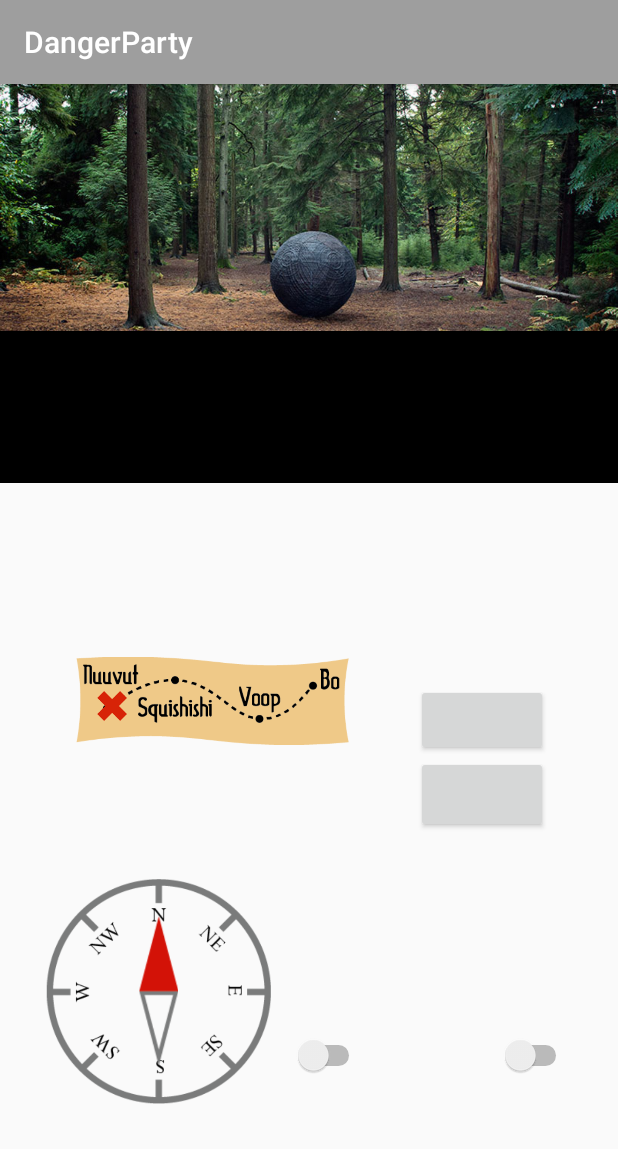
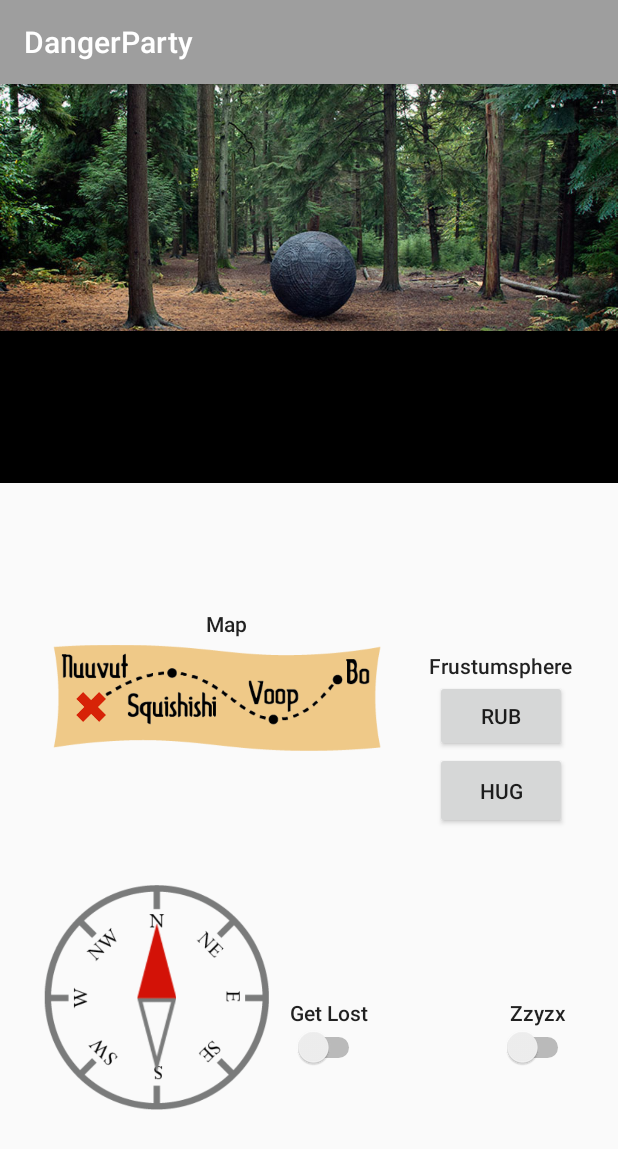
Before and after one commit to cathywang2748/DangerParty, an Android app: the GameActivity screen opened directly, with no data from a screen before it, on a phone screen of 412 x 824 dp. Shown: the top 1149 px of the screen. Run offline under Robolectric (Android 15) with nearby library versions, the phone set to English and light mode, and no system bars; 10 statements that could not run were skipped.

Commit message:
Merge branch 'master' of /Users/Cole/AndroidStudioProjects/DangerParty with conflicts.

```diff
--- a/app/src/main/AndroidManifest.xml
+++ b/app/src/main/AndroidManifest.xml
@@ -4,9 +4,9 @@
 
     <application
         android:allowBackup="true"
-        android:icon="@mipmap/ic_launcher"
+        android:icon="@drawable/app_skull_icon"
         android:label="@string/app_name"
-        android:roundIcon="@mipmap/ic_launcher_round"
+        android:roundIcon="@drawable/app_skull_icon_round"
         android:supportsRtl="true"
         android:theme="@style/AppTheme">
         <activity android:name="com.kaplanteam.cathy.dangerparty.SignInActivity">
--- a/app/src/main/java/com/kaplanteam/cathy/dangerparty/GameActivity.java
+++ b/app/src/main/java/com/kaplanteam/cathy/dangerparty/GameActivity.java
@@ -16,12 +16,14 @@ import java.util.ArrayList;
  * Created by Cole on 3/22/18.
  */
 
-public class GameActivity extends AppCompatActivity {
+public class GameActivity extends AppCompatActivity implements View.OnClickListener, View.OnTouchListener {
+    private double angle;
     private TextSwitcher textSw;
     private TextView introText, textSwTextView;
     private int ii;
     private ArrayList<String> intro;
 
+    @SuppressLint("ClickableViewAccessibility")
     protected void onCreate(Bundle savedInstanceState) {
         super.onCreate(savedInstanceState);
         setContentView(R.layout.level1a); //later change to if statement or something
@@ -56,6 +58,14 @@ public class GameActivity extends AppCompatActivity {
             }
         };
 
+        final ImageView needle = findViewById(R.id.imageView_compass_needle);
+        angle = 0;
+        needle.setRotation((float)angle);
+        needle.setOnTouchListener(this);
+
+        wireWidgets();
+        setOnClickListeners();
+
     }
 
     private void setIntro() {
@@ -67,4 +77,59 @@ public class GameActivity extends AppCompatActivity {
                 "and work as a team to get out.");
         intro.add(5,"Are you ready?");
     }
+
+    private void wireWidgets() {
+
+    }
+
+    private void setOnClickListeners() {
+
+    }
+
+    @Override
+    public void onClick(View view) {
+
+    }
+
+    @Override
+    public boolean onTouch(View view, MotionEvent motionEvent) {
+        int action = MotionEventCompat.getActionMasked(motionEvent);
+
+        if(view.getId() == R.id.imageView_compass_needle){
+            switch(action) {
+                case (MotionEvent.ACTION_DOWN) :
+                    Log.d("Motion Event: ","Action was DOWN");
+                    return true;
+                case (MotionEvent.ACTION_MOVE) :
+                    float ivposx =  (view.getBottom() - view.getTop()) /2 - 75;
+                    float ivposy = (view.getRight() - view.getLeft()) /2 + 80;
+                    float me = motionEvent.getY();
+                    float x = motionEvent.getX() - ivposx;
+                    float y = ivposy - motionEvent.getY();
+                    if(x!=0){
+                        double theta = Math.atan(y/x);
+                        theta = theta * 180/Math.PI;
+                        if(x < 0){theta -= 180;}
+                        theta = 90 - theta;
+                        angle = theta + angle;
+                        view.setRotation((float)angle);
+                    }
+                    return true;
+                case (MotionEvent.ACTION_UP) :
+                    angle = Math.round(angle/45)*45;
+                    view.setRotation((float)angle);
+
+                    Log.d("Motion Event: ","Action was UP");
+                    return true;
+                default :
+                    return false;
+            }
+        }
+        else if (view.getId() == R.id.imageView_x){
+
+            return true;
+        }
+        else
+            return false;
+    }
 }
--- a/app/src/main/java/com/kaplanteam/cathy/dangerparty/SignInActivity.java
+++ b/app/src/main/java/com/kaplanteam/cathy/dangerparty/SignInActivity.java
@@ -5,6 +5,7 @@ import android.os.Bundle;
 import android.support.v7.app.AppCompatActivity;
 import android.util.Log;
 import android.view.View;
+import android.widget.TextView;
 
 import com.google.android.gms.auth.api.signin.GoogleSignIn;
 import com.google.android.gms.auth.api.signin.GoogleSignInAccount;
@@ -35,6 +36,19 @@ public class SignInActivity extends AppCompatActivity implements View.OnClickLis
         signInButton.setOnClickListener(this);
         // Build a GoogleSignInClient with the options specified by gso.
         c = GoogleSignIn.getClient(this, gso);
+
+        skipToGame();
+    }
+
+    private void skipToGame() {
+        TextView title = findViewById(R.id.textView_title);
+        title.setOnClickListener(new View.OnClickListener() {
+            @Override
+            public void onClick(View view) {
+                Intent i = new Intent(SignInActivity.this, GameActivity.class);
+                startActivity(i);
+            }
+        });
     }
 
     @Override
--- a/app/src/main/res/layout/level1a.xml
+++ b/app/src/main/res/layout/level1a.xml
@@ -76,30 +76,29 @@
             android:id="@+id/textView2"
             android:layout_width="wrap_content"
             android:layout_height="wrap_content"
+            android:text="Frustumsphere"
             android:textAppearance="@style/TextAppearance.AppCompat.Body2"
             app:layout_constraintEnd_toEndOf="parent"
             app:layout_constraintStart_toStartOf="parent"
-            app:layout_constraintTop_toTopOf="parent"
-            tools:text="Frustumsphere" />
+            app:layout_constraintTop_toTopOf="parent" />
 
         <Button
             android:id="@+id/button2B"
             android:layout_width="wrap_content"
             android:layout_height="51dp"
+            android:text="Hug"
             app:layout_constraintEnd_toEndOf="@+id/button2A"
             app:layout_constraintStart_toStartOf="@+id/button2A"
-            app:layout_constraintTop_toBottomOf="@+id/button2A"
-            tools:text="Hug" />
+            app:layout_constraintTop_toBottomOf="@+id/button2A" />
 
         <Button
             android:id="@+id/button2A"
             android:layout_width="wrap_content"
             android:layout_height="wrap_content"
-            android:layout_marginTop="8dp"
+            android:text="Rub"
             app:layout_constraintEnd_toEndOf="@+id/textView2"
             app:layout_constraintStart_toStartOf="@+id/textView2"
-            app:layout_constraintTop_toBottomOf="@+id/textView2"
-            tools:text="Rub" />
+            app:layout_constraintTop_toBottomOf="@+id/textView2" />
 
     </android.support.constraint.ConstraintLayout>
 
@@ -118,17 +117,16 @@
             android:id="@+id/TextView4"
             android:layout_width="wrap_content"
             android:layout_height="wrap_content"
+            android:text="Get Lost"
             android:textAppearance="@style/TextAppearance.AppCompat.Body2"
             app:layout_constraintEnd_toEndOf="parent"
             app:layout_constraintStart_toStartOf="parent"
-            app:layout_constraintTop_toTopOf="parent"
-            tools:text="Get Lost" />
+            app:layout_constraintTop_toTopOf="parent" />
 
         <Switch
             android:id="@+id/switch1"
             android:layout_width="wrap_content"
             android:layout_height="wrap_content"
-            android:layout_marginTop="8dp"
             app:layout_constraintEnd_toEndOf="@+id/TextView4"
             app:layout_constraintStart_toStartOf="@+id/TextView4"
             app:layout_constraintTop_toBottomOf="@+id/TextView4" />
@@ -149,17 +147,16 @@
             android:id="@+id/TextView_switch2"
             android:layout_width="wrap_content"
             android:layout_height="wrap_content"
+            android:text="Zzyzx"
             android:textAppearance="@style/TextAppearance.AppCompat.Body2"
             app:layout_constraintEnd_toEndOf="parent"
             app:layout_constraintStart_toStartOf="parent"
-            app:layout_constraintTop_toTopOf="parent"
-            tools:text="Zzyzx" />
+            app:layout_constraintTop_toTopOf="parent" />
 
         <Switch
             android:id="@+id/switch2"
             android:layout_width="wrap_content"
             android:layout_height="wrap_content"
-            android:layout_marginTop="8dp"
             app:layout_constraintEnd_toEndOf="@+id/TextView_switch2"
             app:layout_constraintStart_toStartOf="@+id/TextView_switch2"
             app:layout_constraintTop_toBottomOf="@+id/TextView_switch2" />
@@ -177,15 +174,29 @@
         app:layout_constraintTop_toBottomOf="@+id/ConstraintLayout_map"
         app:srcCompat="@drawable/compass_back" />
 
-    <ImageView
-        android:id="@+id/imageView_compass_needle"
-        android:layout_width="wrap_content"
-        android:layout_height="100dp"
+    <android.support.constraint.ConstraintLayout
+        android:layout_width="0dp"
+        android:layout_height="0dp"
         app:layout_constraintBottom_toBottomOf="@+id/imageView_compass_back"
         app:layout_constraintEnd_toEndOf="@+id/imageView_compass_back"
         app:layout_constraintStart_toStartOf="@+id/imageView_compass_back"
-        app:layout_constraintTop_toTopOf="@+id/imageView_compass_back"
-        app:srcCompat="@drawable/compass_needle" />
+        app:layout_constraintTop_toTopOf="@+id/imageView_compass_back">
+
+        <ImageView
+            android:id="@+id/imageView_compass_needle"
+            android:layout_width="wrap_content"
+            android:layout_height="100dp"
+            android:layout_marginBottom="8dp"
+            android:layout_marginEnd="8dp"
+            android:layout_marginStart="8dp"
+            android:layout_marginTop="8dp"
+            app:layout_constraintBottom_toBottomOf="parent"
+            app:layout_constraintEnd_toEndOf="parent"
+            app:layout_constraintStart_toStartOf="parent"
+            app:layout_constraintTop_toTopOf="parent"
+            app:srcCompat="@drawable/compass_needle" />
+    </android.support.constraint.ConstraintLayout>
+
 
     <android.support.constraint.Guideline
         android:id="@+id/guideline"
@@ -215,17 +226,16 @@
             android:id="@+id/TextView_map"
             android:layout_width="wrap_content"
             android:layout_height="wrap_content"
+            android:text="Map"
             android:textAppearance="@style/TextAppearance.AppCompat.Body2"
             app:layout_constraintEnd_toEndOf="parent"
             app:layout_constraintStart_toStartOf="parent"
-            app:layout_constraintTop_toTopOf="parent"
-            tools:text="Map" />
+            app:layout_constraintTop_toTopOf="parent" />
 
         <ImageView
             android:id="@+id/imageView_map"
-            android:layout_width="200dp"
-            android:layout_height="60dp"
-            android:layout_marginTop="8dp"
+            android:layout_width="240dp"
+            android:layout_height="80dp"
             app:layout_constraintEnd_toEndOf="@+id/TextView_map"
             app:layout_constraintStart_toStartOf="@+id/TextView_map"
             app:layout_constraintTop_toBottomOf="@+id/TextView_map"
@@ -237,10 +247,10 @@
             android:layout_height="20dp"
             app:layout_constraintBottom_toBottomOf="@+id/imageView_map"
             app:layout_constraintEnd_toEndOf="@+id/imageView_map"
-            app:layout_constraintHorizontal_bias="0.1"
+            app:layout_constraintHorizontal_bias="0.09"
             app:layout_constraintStart_toStartOf="@+id/imageView_map"
             app:layout_constraintTop_toTopOf="@+id/imageView_map"
-            app:layout_constraintVertical_bias="0.59000003"
+            app:layout_constraintVertical_bias="0.6"
             app:srcCompat="@drawable/x" />
 
     </android.support.constraint.ConstraintLayout>
```
Also changed, not shown: app/src/main/res/drawable/app_skull_icon.png (added), app/src/main/res/drawable/app_skull_icon_round.png (added).
